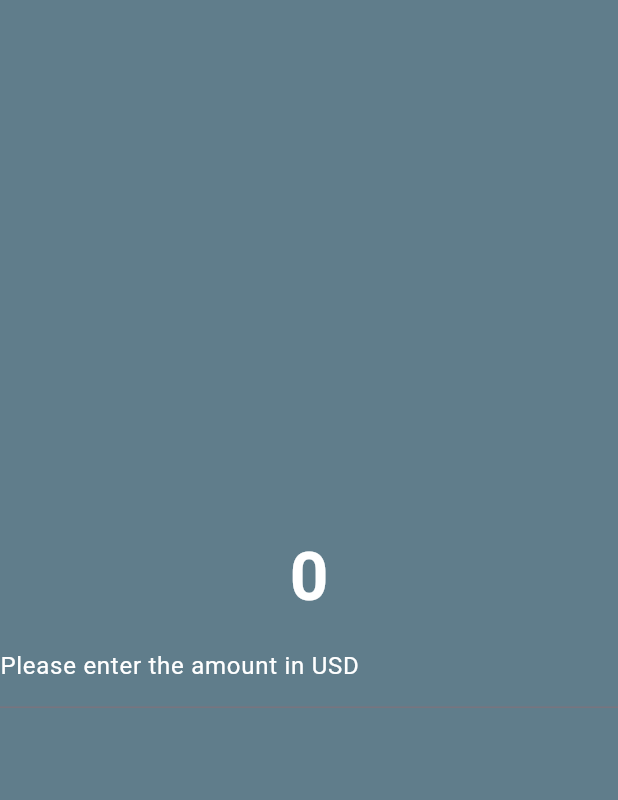
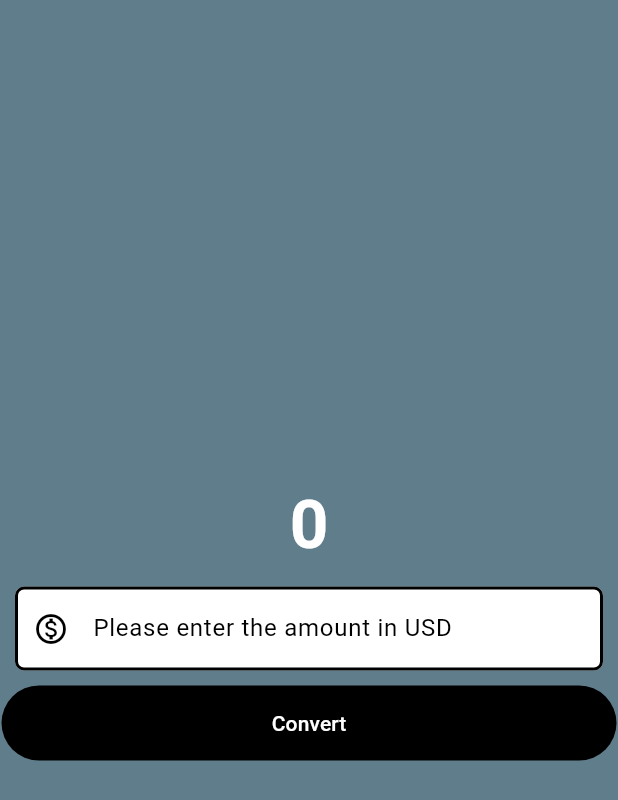
Before and after one commit to SammyObeezy/Mobile_app_devFlutter, a Flutter app: the screen it shows after launch, on a phone screen of 412 x 824 dp. Shown: the top 800 px of the screen. Run offline on Flutter 3.47's test engine with Material 3 defaults, Android fonts, the phone set to English and light mode, and no system bars.

Commit message:
Currency Converter UI

```diff
--- a/currency_converter/lib/currency_converter_material_page.dart
+++ b/currency_converter/lib/currency_converter_material_page.dart
@@ -1,3 +1,4 @@
+import 'package:flutter/foundation.dart';
 import 'package:flutter/material.dart';
 
 class CurrencyConverterMaterialPage extends StatelessWidget {
@@ -5,13 +6,21 @@ class CurrencyConverterMaterialPage extends StatelessWidget {
 
   @override
   Widget build(BuildContext context) {
-    return const Scaffold(
+    final border = OutlineInputBorder(
+      borderSide: const BorderSide(
+        color: Colors.black,
+        width: 2.0,
+        style: BorderStyle.solid,
+      ),
+      borderRadius: BorderRadius.circular(6),
+    );
+    return Scaffold(
       backgroundColor: Colors.blueGrey,
       body: Center(
         child: Column(
           mainAxisAlignment: MainAxisAlignment.center,
           children: [
-            Text(
+            const Text(
               '0',
               style: TextStyle(
                 fontSize: 45,
@@ -19,16 +28,50 @@ class CurrencyConverterMaterialPage extends StatelessWidget {
                 color: Color.fromARGB(255, 255, 255, 255),
               ),
             ),
-            TextField(
-              style: TextStyle(
-                color: Colors.white,
+            //padding
+            // container
+            Container(
+              padding: const EdgeInsets.all(10.0),
+              child: TextField(
+                style: const TextStyle(
+                  color: Colors.black,
+                ),
+                decoration: InputDecoration(
+                  hintText: 'Please enter the amount in USD',
+                  hintStyle: const TextStyle(
+                    color: Colors.black,
+                  ),
+                  prefixIcon: Icon(Icons.monetization_on_outlined),
+                  prefixIconColor: Colors.black,
+                  filled: true,
+                  fillColor: Colors.white,
+                  focusedBorder: border,
+                  enabledBorder: border,
+                ),
+                keyboardType: const TextInputType.numberWithOptions(
+                  decimal: true,
+                ),
               ),
-              decoration: InputDecoration(
-                  label: Text('Please enter the amount in USD',
-                      style: TextStyle(
-                        color: Colors.white,
-                      ))),
             ), // Placed properly inside the children list
+            //button
+            //raised
+            //appears like a text
+            TextButton(
+              onPressed: () {
+                // debug, release, profile
+                if (kDebugMode) {
+                  print('Button pressed');
+                }
+              },
+              style: const ButtonStyle(
+                backgroundColor: WidgetStatePropertyAll(Colors.black),
+                foregroundColor: WidgetStatePropertyAll(Colors.white),
+                fixedSize: WidgetStatePropertyAll(
+                  Size(410, 50),
+                ),
+              ),
+              child: const Text('Convert'),
+            )
           ],
         ),
       ),
```
